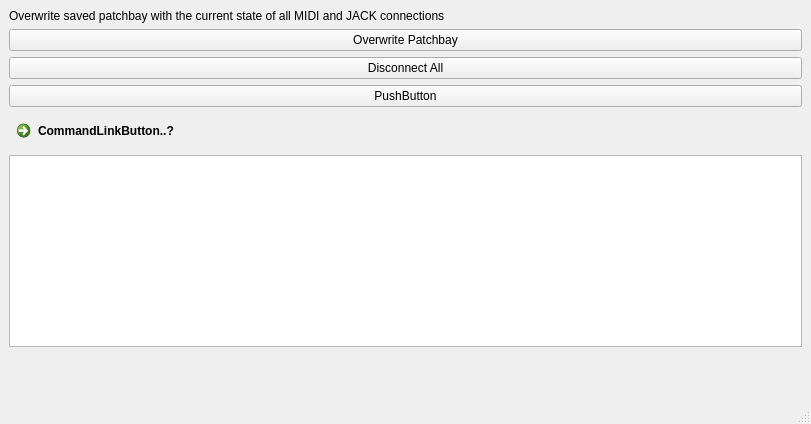
The window that stagepatch.ui (ViktorNova/nsm-git) describes before a commit, drawn with Qt 5.
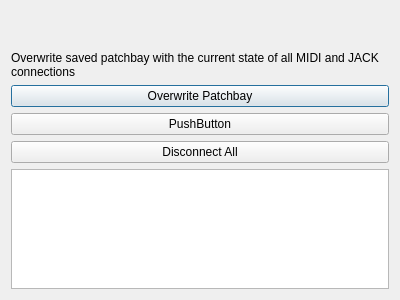
The same window after the commit.

Commit message: Clicking Show GUI now works

The edit to the form file:
```diff
--- a/stagepatch.ui
+++ b/stagepatch.ui
@@ -1,22 +1,50 @@
 <?xml version="1.0" encoding="UTF-8"?>
 <ui version="4.0">
- <class>MainWindow</class>
- <widget class="QMainWindow" name="MainWindow">
+ <class>Stagepatch</class>
+ <widget class="QDialog" name="Stagepatch">
+  <property name="windowModality">
+   <enum>Qt::WindowModal</enum>
+  </property>
   <property name="geometry">
    <rect>
     <x>0</x>
     <y>0</y>
-    <width>811</width>
-    <height>424</height>
+    <width>400</width>
+    <height>300</height>
    </rect>
   </property>
   <property name="windowTitle">
    <string>Stagepatch</string>
   </property>
-  <widget class="QWidget" name="centralwidget">
    <layout class="QVBoxLayout" name="verticalLayout_2">
+   <item>
+    <spacer name="verticalSpacer_3">
+     <property name="orientation">
+      <enum>Qt::Vertical</enum>
+     </property>
+     <property name="sizeHint" stdset="0">
+      <size>
+       <width>20</width>
+       <height>40</height>
+      </size>
+     </property>
+    </spacer>
+   </item>
     <item>
      <layout class="QVBoxLayout" name="verticalLayout">
+     <item>
+      <spacer name="verticalSpacer_2">
+       <property name="orientation">
+        <enum>Qt::Vertical</enum>
+       </property>
+       <property name="sizeHint" stdset="0">
+        <size>
+         <width>20</width>
+         <height>40</height>
+        </size>
+       </property>
+      </spacer>
+     </item>
       <item alignment="Qt::AlignTop">
        <widget class="QLabel" name="label">
         <property name="layoutDirection">
@@ -40,13 +68,6 @@
         </property>
        </widget>
       </item>
-      <item>
-       <widget class="QPushButton" name="disconnectAll">
-        <property name="text">
-         <string>Disconnect All</string>
-        </property>
-       </widget>
-      </item>
       <item>
        <widget class="QPushButton" name="reloadPatchbay">
         <property name="toolTip">
@@ -58,12 +79,9 @@
        </widget>
       </item>
       <item>
-       <widget class="QCommandLinkButton" name="commandLinkButton">
-        <property name="enabled">
-         <bool>true</bool>
-        </property>
+      <widget class="QPushButton" name="disconnectAll">
         <property name="text">
-         <string>CommandLinkButton..?</string>
+        <string>Disconnect All</string>
         </property>
        </widget>
       </item>
@@ -80,14 +98,12 @@
       <property name="sizeHint" stdset="0">
        <size>
         <width>20</width>
-        <height>40</height>
+       <height>51</height>
        </size>
       </property>
      </spacer>
     </item>
    </layout>
-  </widget>
-  <widget class="QStatusBar" name="statusbar"/>
  </widget>
  <resources/>
  <connections/>
```
Left out of the diff: 2 changed lines with no effect on the pictures. Lines whose indentation alone changed are shown as unchanged. The commit also changes 3 other files.
